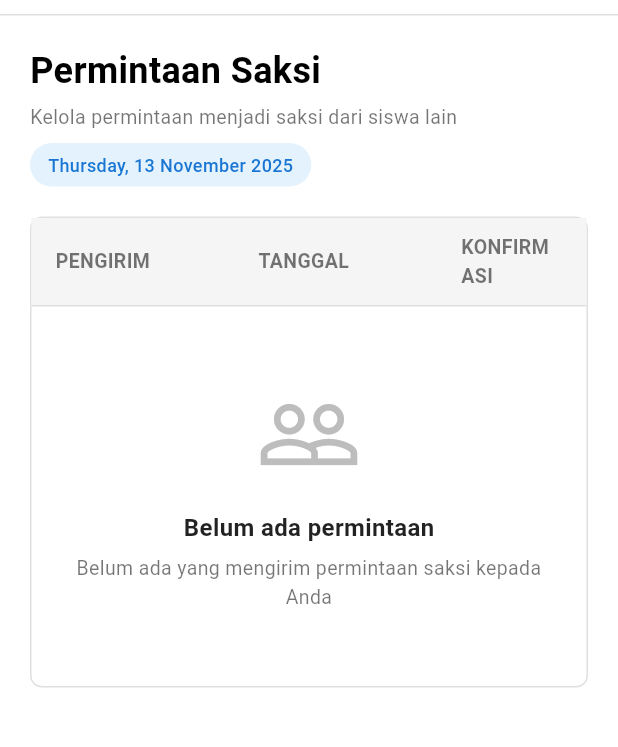
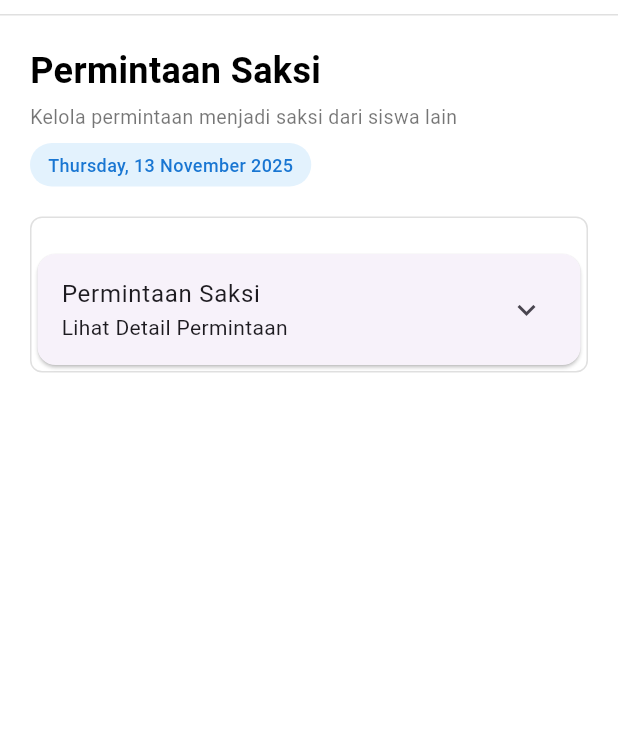
Before and after one commit to roy-agung/page_jurnalku, a Flutter app: the PermintaanSaksiPage screen opened directly, on a phone screen of 412 x 824 dp, the part 70-817 px from its top. Run offline on Flutter 3.47's test engine with Material 3 defaults, Android fonts, the phone set to English and light mode, and no system bars.

Commit message:
update code

```diff
--- a/lib/main.dart
+++ b/lib/main.dart
@@ -1,5 +1,6 @@
 import 'package:flutter/material.dart';
 import 'pages/login_page.dart';
+import 'pages/permintaan_saksi_page.dart';
 void main() {
   runApp(const MyApp());
 }
@@ -15,7 +16,7 @@ class _MyAppState extends State<MyApp> {
   Widget build(BuildContext context) {
     return MaterialApp(
       debugShowCheckedModeBanner: false,
-      home: LoginPage(),
+      home: PermintaanSaksiPage(),
       );
   }
 }
--- a/lib/pages/dashboard.dart
+++ b/lib/pages/dashboard.dart
@@ -1,4 +1,5 @@
 import 'package:flutter/material.dart';
+import 'package:page_jurnalku/pages/progress.dart';
 
 class Dashboard extends StatefulWidget {
   const Dashboard({super.key});
@@ -275,12 +276,22 @@ class _DashboardState extends State<Dashboard> {
                   children: [
                     Row(
                       children: [
-                        Text(
-                          "Lihat Progress Kamu",
-                          style: TextStyle(
-                            fontSize: 15,
-                            fontWeight: FontWeight.w600,
-                            color: Colors.blue[800],
+                        GestureDetector(
+                          onTap: () {
+                            Navigator.push(
+                              context,
+                              MaterialPageRoute(
+                                builder: (context) => ProgressBelajar(),
+                              ),
+                            );
+                          },
+                          child: Text(
+                            "Lihat Progress Kamu",
+                            style: TextStyle(
+                              fontSize: 15,
+                              fontWeight: FontWeight.w600,
+                              color: Colors.blue[800],
+                            ),
                           ),
                         ),
                         SizedBox(width: 6),
--- a/lib/pages/direktori_siswa.dart
+++ b/lib/pages/direktori_siswa.dart
@@ -1,4 +1,5 @@
 import 'package:flutter/material.dart';
+import 'package:page_jurnalku/pages/dashboard.dart';
 
 class DirektoriSiswa extends StatelessWidget {
   const DirektoriSiswa({super.key});
@@ -18,11 +19,18 @@ class DirektoriSiswa extends StatelessWidget {
               ),
             ),
             Spacer(),
-            Container(
-              decoration: BoxDecoration(color: Color(0xFF1E3A8A), borderRadius: BorderRadius.circular(8),
-              ),
-              padding: const EdgeInsets.symmetric(horizontal: 14, vertical: 8),
-              child: const Text("Dashboard", style: TextStyle(color: Colors.white, fontSize: 14),
+            GestureDetector(
+              onTap: () {
+                Navigator.push(context, MaterialPageRoute(builder: (context) => Dashboard()
+                )
+                );
+              },
+              child: Container(
+                decoration: BoxDecoration(color: Color(0xFF1E3A8A), borderRadius: BorderRadius.circular(8),
+                ),
+                padding: const EdgeInsets.symmetric(horizontal: 14, vertical: 8),
+                child: const Text("Dashboard", style: TextStyle(color: Colors.white, fontSize: 14),
+                ),
               ),
             ),
           ],
--- a/lib/pages/login_page.dart
+++ b/lib/pages/login_page.dart
@@ -1,5 +1,5 @@
 import 'package:flutter/material.dart';
-import 'package:page_jurnalku/pages/pengaturan_akun.dart';
+import 'package:page_jurnalku/pages/direktori_siswa.dart';
 
 class LoginPage extends StatefulWidget {
   @override
@@ -138,7 +138,7 @@ class _LoginPageState extends State<LoginPage> {
                         ),
                       ),
                       onPressed: () {
-                        Navigator.push(context, MaterialPageRoute(builder: (context) => PengaturanAkun(),
+                        Navigator.push(context, MaterialPageRoute(builder: (context) => DirektoriSiswa(),
                         ),
                         );
                       },
--- a/lib/pages/permintaan_saksi_page.dart
+++ b/lib/pages/permintaan_saksi_page.dart
@@ -1,5 +1,4 @@
 import 'package:flutter/material.dart';
-
 
 class PermintaanSaksiPage extends StatelessWidget {
   @override
@@ -47,20 +46,14 @@ class PermintaanSaksiPage extends StatelessWidget {
                       SizedBox(height: 2),
                       Text(
                         'PPLG XII-4',
-                        style: TextStyle(
-                          color: Colors.black54,
-                          fontSize: 11,
-                        ),
+                        style: TextStyle(color: Colors.black54, fontSize: 11),
                       ),
                     ],
                   ),
                   SizedBox(width: 8),
                   CircleAvatar(
                     radius: 16,
-                    child: Text(
-                      'S',
-                      style: TextStyle(fontSize: 14),
-                    ),
+                    child: Text('S', style: TextStyle(fontSize: 14)),
                   ),
                   Icon(Icons.arrow_drop_down, color: Colors.black54),
                 ],
@@ -70,10 +63,7 @@ class PermintaanSaksiPage extends StatelessWidget {
         ],
         bottom: PreferredSize(
           preferredSize: Size.fromHeight(1.0),
-          child: Container(
-            color: Colors.grey.shade300,
-            height: 1.0,
-          ),
+          child: Container(color: Colors.grey.shade300, height: 1.0),
         ),
       ),
 
@@ -98,10 +88,7 @@ class PermintaanSaksiPage extends StatelessWidget {
                   SizedBox(height: 4),
                   Text(
                     'Kelola permintaan menjadi saksi dari siswa lain',
-                    style: TextStyle(
-                      fontSize: 13,
-                      color: Colors.black54,
-                    ),
+                    style: TextStyle(fontSize: 13, color: Colors.black54),
                   ),
                   SizedBox(height: 8),
                   Container(
@@ -134,80 +121,15 @@ class PermintaanSaksiPage extends StatelessWidget {
                 ),
                 child: Column(
                   children: [
-                    // Header kolom
-                    Container(
-                      width: double.infinity,
-                      color: Colors.grey.shade100,
-                      padding: EdgeInsets.symmetric(horizontal: 16, vertical: 10),
-                      child: Row(
+                    SizedBox(height: 20),
+                    Card(
+                      child: ExpansionTile(
+                        title: Text("Permintaan Saksi"),
+                        subtitle: Text("Lihat Detail Permintaan"),
+                        childrenPadding: EdgeInsets.all(16.0),
                         children: [
-                          Expanded(
-                            flex: 2,
-                            child: Text(
-                              'PENGIRIM',
-                              style: TextStyle(
-                                fontWeight: FontWeight.w600,
-                                color: Colors.black54,
-                                fontSize: 13,
-                              ),
-                            ),
-                          ),
-                          Expanded(
-                            flex: 2,
-                            child: Text(
-                              'TANGGAL',
-                              style: TextStyle(
-                                fontWeight: FontWeight.w600,
-                                color: Colors.black54,
-                                fontSize: 13,
-                              ),
-                            ),
-                          ),
-                          Expanded(
-                            flex: 1,
-                            child: Text(
-                              'KONFIRMASI',
-                              style: TextStyle(
-                                fontWeight: FontWeight.w600,
-                                color: Colors.black54,
-                                fontSize: 13,
-                              ),
-                            ),
-                          ),
-                        ],
-                      ),
-                    ),
-
-                    Divider(height: 1, color: Colors.grey.shade300),
-
-                    // Pesan kalau belum ada data
-                    Padding(
-                      padding: EdgeInsets.symmetric(vertical: 50),
-                      child: Column(
-                        children: [
-                          Icon(Icons.people_outline,
-                              size: 70, color: Colors.grey.shade400),
-                          SizedBox(height: 16),
-                          Text(
-                            'Belum ada permintaan',
-                            style: TextStyle(
-                              fontSize: 16,
-                              fontWeight: FontWeight.w600,
-                              color: Colors.black87,
-                            ),
-                          ),
-                          SizedBox(height: 6),
-                          Padding(
-                            padding: EdgeInsets.symmetric(horizontal: 20.0),
-                            child: Text(
-                              'Belum ada yang mengirim permintaan saksi kepada Anda',
-                              style: TextStyle(
-                                fontSize: 13,
-                                color: Colors.black54,
-                              ),
-                              textAlign: TextAlign.center,
-                            ),
-                          ),
+                          tampilData("Pengirim", "Tanggal", "Status"),
+                          tampilData("-", "-", "-"),
                         ],
                       ),
                     ),
@@ -221,3 +143,31 @@ class PermintaanSaksiPage extends StatelessWidget {
     );
   }
 }
+
+Widget tampilData(String col1, String col2, String col3) {
+  return Table(
+    columnWidths: const {
+      0: FlexColumnWidth(2),
+      1: FlexColumnWidth(2),
+      2: FlexColumnWidth(1),
+    },
+    children: [
+      TableRow(
+        children: [
+          Padding(
+            padding: const EdgeInsets.all(8),
+            child: Text(col1),
+          ),
+          Padding(
+            padding: const EdgeInsets.all(8),
+            child: Text(col2),
+          ),
+          Padding(
+            padding: const EdgeInsets.all(8),
+            child: Text(col3),
+          ),
+        ],
+      )
+    ],
+  );
+}
```
